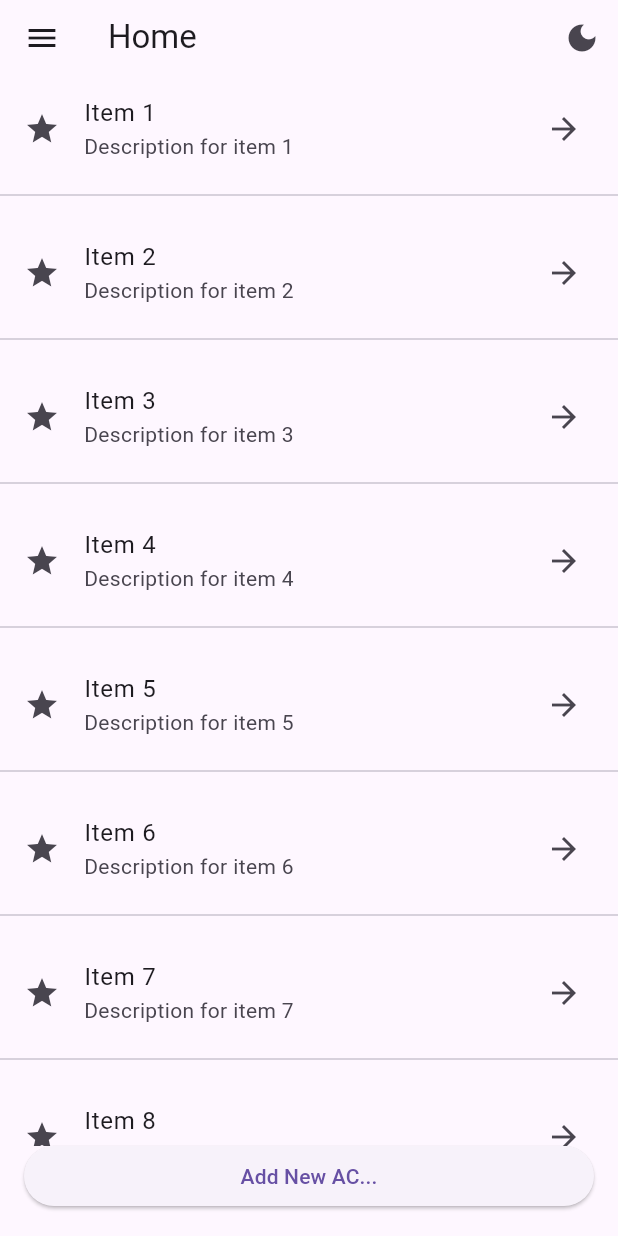
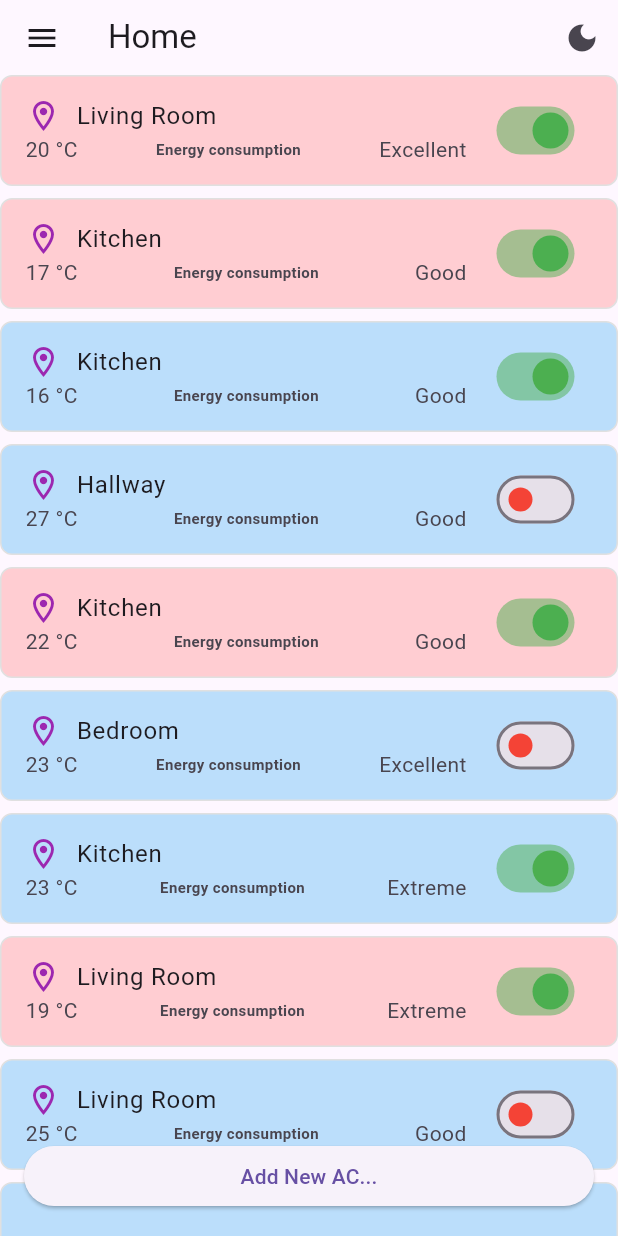
Before and after one commit to Yogeshwaran-Selvam/bluestar-frontend, a Flutter app: the HomePage screen opened by its route, on a phone screen of 412 x 824 dp. Run offline on Flutter 3.47's test engine with Material 3 defaults, Android fonts, the phone set to English and light mode, and no system bars; our stand-ins replace shared_preferences, sqflite; accounts and stored records are empty.

Commit message:
Blue Star Ac project

```diff
--- a/lib/main.dart
+++ b/lib/main.dart
@@ -1,3 +1,5 @@
+import 'package:bluestar_ac_app/models/ac_model.dart';
+import 'package:bluestar_ac_app/pages/common/ac_page.dart';
 import 'package:flutter/material.dart';
 import 'package:shared_preferences/shared_preferences.dart';
 
@@ -47,6 +49,8 @@ Route<dynamic> generateRoute(RouteSettings settings) {
       return MaterialPageRoute(builder: (_) => const OnboardingScreen());
     case '/login':
       return MaterialPageRoute(builder: (_) => const LoginPage());
+    case '/acPage':
+      return MaterialPageRoute(builder: (_) => AcPage(acData: settings.arguments as ACModel));
     case '/contactUs':
       return MaterialPageRoute(builder: (_) => const ContactUsPage());
     case '/about':
--- a/lib/models/ac_model.dart
+++ b/lib/models/ac_model.dart
@@ -0,0 +1,55 @@
+class ACModel {
+  int id;
+
+  // Core Controls
+  int temperature;
+  String mode; // Cool, Eco, Turbo, Sleep
+  String fanSpeed; // Low, Medium, High, Auto
+  bool isPowerOn;
+
+  // Energy Insights
+  double liveEnergyUsage; // in watts
+  String energyStatus; // Extreme, Good, Excellent
+  double cost; // in $
+  double nativeCost; // in local currency
+  double co2Emission; // in kg
+  String co2Status; // Extreme, Good, Excellent
+
+  // Maintenance
+  bool serviceAlert;
+
+  // Personalization
+  String nickname;
+  List<Schedule> schedules;
+
+  ACModel({
+    required this.id,
+    required this.temperature,
+    required this.mode,
+    required this.fanSpeed,
+    required this.isPowerOn,
+    required this.liveEnergyUsage,
+    required this.energyStatus,
+    required this.cost,
+    required this.nativeCost,
+    required this.co2Emission,
+    required this.co2Status,
+    required this.serviceAlert,
+    required this.nickname,
+    required this.schedules,
+  });
+}
+
+class Schedule {
+  final String day;
+  final List<TimeSlot> slots;
+
+  Schedule({required this.day, required this.slots});
+}
+
+class TimeSlot {
+  final DateTime time;
+  final int setTemp;
+
+  TimeSlot({required this.time, required this.setTemp});
+}
--- a/lib/pages/common/home.dart
+++ b/lib/pages/common/home.dart
@@ -1,4 +1,7 @@
+import 'package:bluestar_ac_app/services/mock_data_generator.dart';
 import 'package:flutter/material.dart';
+
+import '../widgets/ac_tile.dart';
 
 class HomePage extends StatefulWidget {
   final ValueNotifier<ThemeMode> themeNotifier;
@@ -146,16 +149,7 @@ class _HomePageState extends State<HomePage> {
                 itemBuilder: (context, index) {
                   return Column(
                     children: [
-                      ListTile(
-                        title: Text('Item ${index + 1}'),
-                        subtitle: Text('Description for item ${index + 1}'),
-                        leading: Icon(Icons.star),
-                        trailing: Icon(Icons.arrow_forward),
-                        onTap: () {
-                          // Handle item tap
-                        },
-                      ),
-                      Divider(),
+                      AcTile(acData: MockDataGenerator.generateACData()),
                       SizedBox(height: 8),
                     ],
                   );
--- a/lib/pages/widgets/ac_tile.dart
+++ b/lib/pages/widgets/ac_tile.dart
@@ -0,0 +1,74 @@
+import 'package:flutter/material.dart';
+
+import 'package:bluestar_ac_app/models/ac_model.dart';
+
+class AcTile extends StatefulWidget {
+  final ACModel acData;
+
+  const AcTile({
+    super.key,
+    required this.acData,
+  });
+
+  @override
+  State<AcTile> createState() => _AcTileState();
+}
+
+class _AcTileState extends State<AcTile> {
+  @override
+  Widget build(BuildContext context) {
+    return ListTile(
+      onTap: () => Navigator.pushNamed(context, '/acPage', arguments: widget.acData),
+      shape: RoundedRectangleBorder(
+        borderRadius: BorderRadius.circular(8.0),
+        side: BorderSide(color: Colors.grey.shade300),
+      ),
+      tileColor: widget.acData.serviceAlert ? Colors.red.shade100 : Colors.blue.shade100,
+      trailing: Switch(
+        value: widget.acData.isPowerOn,
+        activeColor: Colors.green,
+        inactiveThumbColor: Colors.red,
+        onChanged: (value) {
+          setState(() {
+            widget.acData.isPowerOn = value;
+          });
+        },
+      ),
+      title: Row(
+        mainAxisAlignment: MainAxisAlignment.start,
+        children: [
+          Icon(
+            Icons.location_on_outlined,
+            color: Colors.purple,
+            size: 24.0,
+          ),
+          SizedBox(width: 10,),
+          Text(widget.acData.nickname),
+        ],
+      ),
+      subtitle: Row(
+        mainAxisAlignment: MainAxisAlignment.spaceBetween,
+        children: [
+          Text(
+            '${widget.acData.temperature} °C',
+          ),
+          Column(
+            mainAxisAlignment: MainAxisAlignment.end,
+            children: [
+              Text(
+                'Energy consumption',
+                style: TextStyle(
+                  fontSize: 10,
+                  fontWeight: FontWeight.bold,
+                ),
+              ),
+            ],
+          ),
+          Text(
+            widget.acData.energyStatus,
+          )
+        ],
+      )
+    );
+  }
+}
--- /dev/null
+++ b/lib/services/mock_data_generator.dart
@@ -0,0 +1,30 @@
+import 'dart:math';
+import '../models/ac_model.dart';
+
+class MockDataGenerator {
+  static final _random = Random();
+
+  static final List<String> modes = ['Cool', 'Eco', 'Turbo', 'Sleep'];
+  static final List<String> fanSpeeds = ['Low', 'Medium', 'High', 'Auto'];
+  static final List<String> statuses = ['Extreme', 'Good', 'Excellent'];
+  static final List<String> nicknames = ['Living Room', 'Bedroom', 'Kitchen', 'Office', 'Hallway'];
+
+  static ACModel generateACData() {
+    return ACModel(
+      id: _random.nextInt(1000),
+      temperature: 16 + _random.nextInt(13), // 16–28 °C
+      mode: modes[_random.nextInt(modes.length)],
+      fanSpeed: fanSpeeds[_random.nextInt(fanSpeeds.length)],
+      isPowerOn: _random.nextBool(),
+      liveEnergyUsage: 500 + _random.nextDouble() * 1500, // 500–2000 W
+      energyStatus: statuses[_random.nextInt(statuses.length)],
+      cost: _random.nextDouble() * 5,
+      nativeCost: _random.nextDouble() * 400,
+      co2Emission: _random.nextDouble() * 3,
+      co2Status: statuses[_random.nextInt(statuses.length)],
+      serviceAlert: _random.nextBool(),
+      nickname: nicknames[_random.nextInt(nicknames.length)],
+      schedules: [],
+    );
+  }
+}
--- a/pubspec.yaml
+++ b/pubspec.yaml
@@ -38,6 +38,8 @@ dependencies:
   provider: ^6.1.5
   shared_preferences: ^2.5.3
   url_launcher: ^6.3.1
+  sqflite: ^2.4.2
+  path: ^1.9.1
 
 dev_dependencies:
   flutter_test:
@@ -64,6 +66,7 @@ flutter:
   # To add assets to your application, add an assets section, like this:
   assets:
     - assets/
+    # - assets/sql
 
   # An image asset can refer to one or more resolution-specific "variants", see
   # https://flutter.dev/to/resolution-aware-images
```
Also changed, not shown: lib/pages/common/ac_page.dart (added, +141 -0 lines), lib/providers/ac_data.dart (+31 -0 lines), lib/services/db_helper.dart (added, +38 -0 lines), pubspec.lock, 2 other files.
